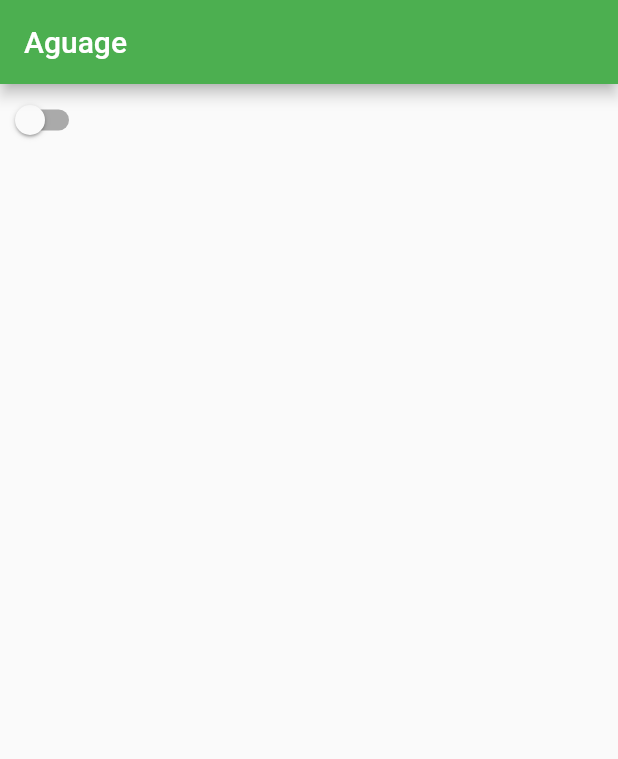
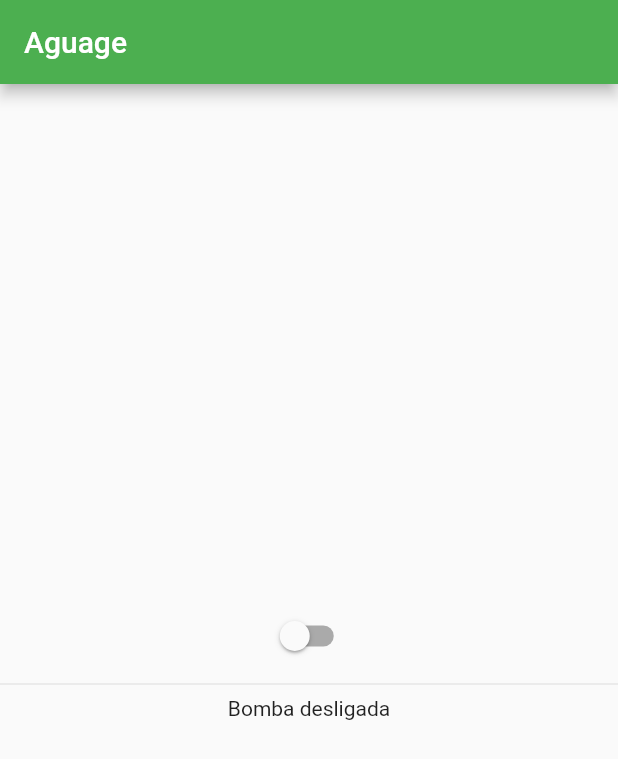
Before and after one commit to vitorhcoelho/aguage, a Flutter app: the screen it shows after launch, on a phone screen of 412 x 824 dp. Shown: the top 759 px of the screen. Run offline on Flutter 3.47's test engine with Material 2 defaults, Android fonts, the light colour scheme and no system bars; our stand-ins replace flutter_bluetooth_serial.

Commit message:
incremento switch

```diff
--- a/lib/main.dart
+++ b/lib/main.dart
@@ -1,7 +1,31 @@
+import 'dart:typed_data';
+
 import 'package:flutter/material.dart';
+import 'package:flutter_bluetooth_serial/flutter_bluetooth_serial.dart';
 
 void main() {
   runApp(const MyApp());
+
+  // // Some simplest connection :F
+  // try {
+  //     BluetoothConnection connection = await BluetoothConnection.toAddress(address);
+  //     print('Connected to the device');
+
+  //     connection.input.listen((Uint8List data) {
+  //         print('Data incoming: ${ascii.decode(data)}');
+  //         connection.output.add(data); // Sending data
+
+  //         if (ascii.decode(data).contains('!')) {
+  //             connection.finish(); // Closing connection
+  //             print('Disconnecting by local host');
+  //         }
+  //     }).onDone(() {
+  //       print('Disconnected by remote request');
+  //     });
+  // }
+  // catch (exception) {
+  //     print('Cannot connect, exception occured');
+  // }
 }
 
 class MyApp extends StatelessWidget {
@@ -38,6 +62,8 @@ class _MyHomePageState extends State<MyHomePage> {
         title: Text(widget.title),
       ),
       body: Column(
+        crossAxisAlignment: CrossAxisAlignment.center,
+        mainAxisAlignment: MainAxisAlignment.center,
         children: <Widget>[
           Switch(
             value: isSwitched,
@@ -47,6 +73,8 @@ class _MyHomePageState extends State<MyHomePage> {
               });
             },
           ),
+          const Divider(),
+          Text(isSwitched ? 'Bomba ligada' : 'Bomba desligada')
         ],
       ),
     );
```
